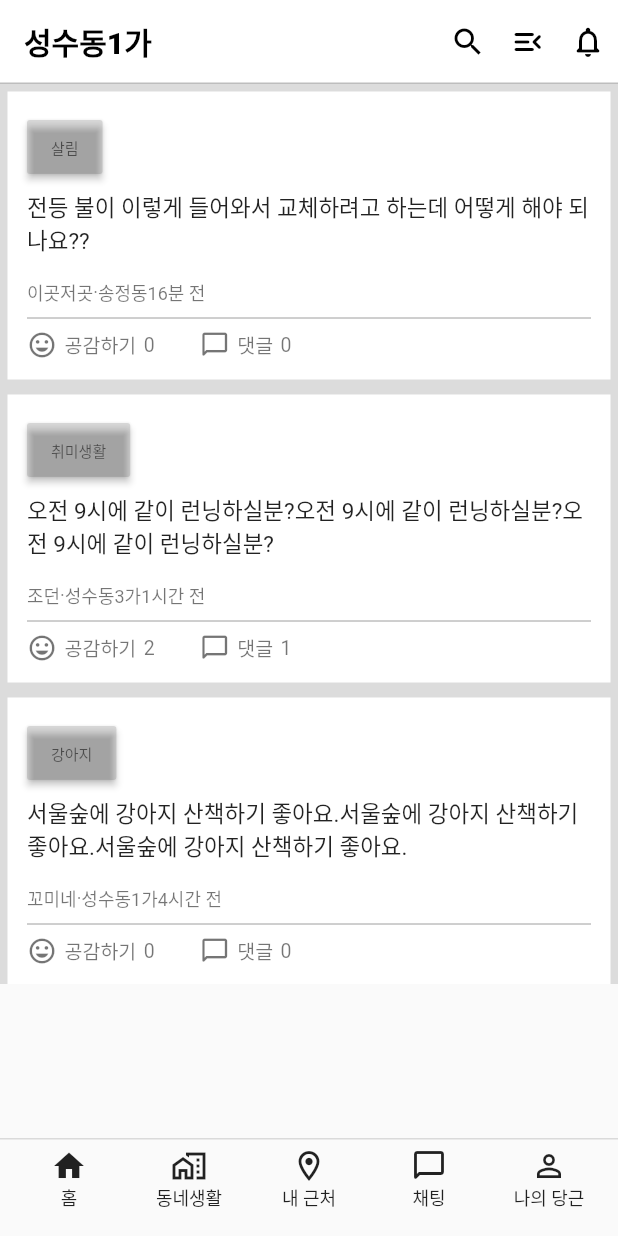
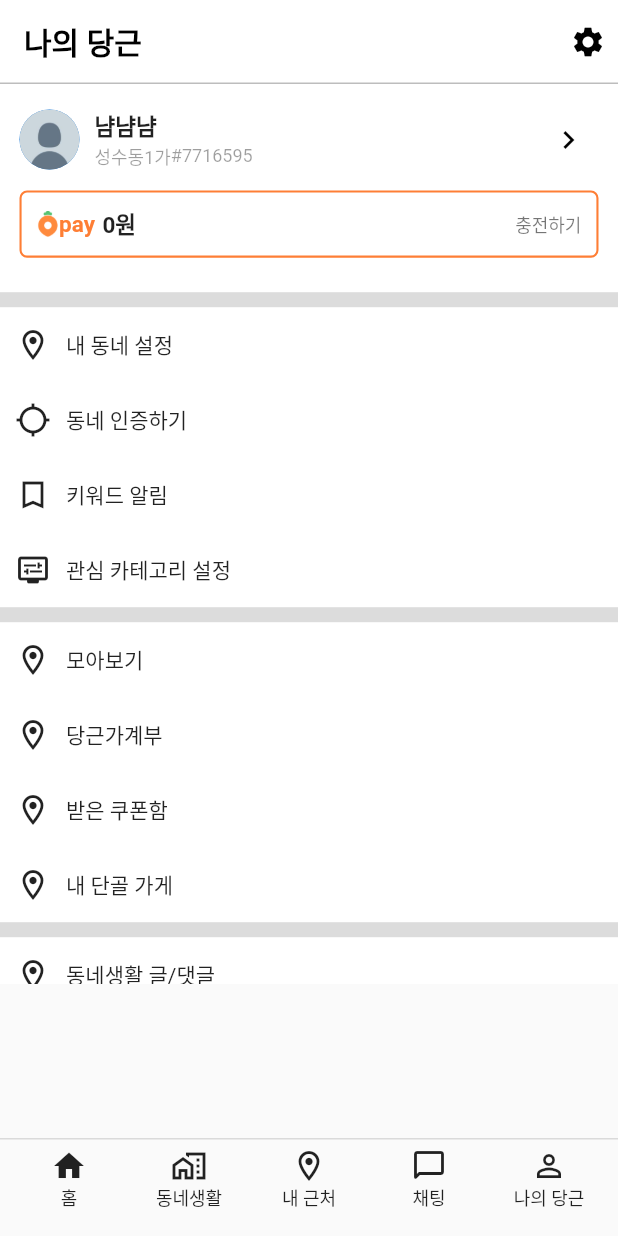
Before and after one commit to hunnypooh/carrot-market-clone, a Flutter app: the screen it shows after launch, on a phone screen of 412 x 824 dp. Run offline on Flutter 3.47's test engine with Material 2 defaults, Android fonts, the phone set to English and light mode, and no system bars.

Commit message:
채팅, 나의당근 대략 완성

```diff
--- /dev/null
+++ b/lib/models/chat_item.dart
@@ -0,0 +1,17 @@
+class ChatItem {
+  String profileImagePath;
+  String name;
+  String location;
+  String time;
+  String itemImagePath;
+  String messageLatest;
+
+  ChatItem(
+    this.profileImagePath,
+    this.name,
+    this.location,
+    this.time,
+    this.itemImagePath,
+    this.messageLatest,
+  );
+}
--- /dev/null
+++ b/lib/screen/chat_list_screen.dart
@@ -0,0 +1,144 @@
+import 'package:flutter/material.dart';
+
+import '../models/chat_item.dart';
+import '../widgets/main_navigation_bar.dart';
+
+class ChatListScreen extends StatelessWidget {
+  final List<ChatItem> chatItems = [
+    ChatItem('images/profile1.jpg', '바다', '성수동2가', '1일 전',
+        'images/homeitem1.jpg', '네네'),
+    ChatItem('images/profile2.JPG', '새우깡', '용답동', '3일 전',
+        'images/homeitem2.jpg', '도착했습니다'),
+    ChatItem('images/profile1.jpg', '꼬미네', '성수동3가', '5일 전',
+        'images/homeitem2.jpg', '감사드려요~'),
+    ChatItem('images/profile2.JPG', '코리안조커', '송정동', '1주 전',
+        'images/homeitem1.jpg', '코리안조커님이 이모티콘을 보냈어요.'),
+    ChatItem('images/profile1.jpg', '바다', '성수동2가', '1일 전',
+        'images/homeitem1.jpg', '네네'),
+    ChatItem('images/profile2.JPG', '새우깡', '용답동', '3일 전',
+        'images/homeitem2.jpg', '도착했습니다'),
+    ChatItem('images/profile1.jpg', '꼬미네', '성수동3가', '5일 전',
+        'images/homeitem2.jpg', '감사드려요~'),
+    ChatItem('images/profile2.JPG', '코리안조커', '송정동', '1주 전',
+        'images/homeitem1.jpg', '코리안조커님이 이모티콘을 보냈어요.'),
+    ChatItem('images/profile1.jpg', '바다', '성수동2가', '1일 전',
+        'images/homeitem1.jpg', '네네'),
+    ChatItem('images/profile2.JPG', '새우깡', '용답동', '3일 전',
+        'images/homeitem2.jpg', '도착했습니다'),
+    ChatItem('images/profile1.jpg', '꼬미네', '성수동3가', '5일 전',
+        'images/homeitem2.jpg', '감사드려요~'),
+    ChatItem('images/profile2.JPG', '코리안조커', '송정동', '1주 전',
+        'images/homeitem1.jpg', '코리안조커님이 이모티콘을 보냈어요.'),
+  ];
+
+  @override
+  Widget build(BuildContext context) {
+    return MaterialApp(
+      home: Scaffold(
+        bottomNavigationBar: MainNavigationBar(),
+        appBar: AppBar(
+          backgroundColor: Colors.white,
+          foregroundColor: Colors.black,
+          elevation: 0,
+          shape: Border(
+            bottom: BorderSide(
+              color: Colors.black26,
+            ),
+          ),
+          title: Text(
+            "채팅",
+            style: TextStyle(fontSize: 20, fontWeight: FontWeight.w900),
+          ),
+          actions: <Widget>[
+            IconButton(
+              visualDensity: VisualDensity(horizontal: -3),
+              onPressed: null,
+              icon: const Icon(
+                Icons.scanner,
+                color: Colors.black,
+              ),
+            ),
+            IconButton(
+              visualDensity: VisualDensity(horizontal: -3),
+              onPressed: null,
+              icon: const Icon(
+                Icons.notifications_none_rounded,
+                color: Colors.black,
+              ),
+            ),
+          ],
+        ),
+        body: Container(
+          child: ListView.builder(
+            itemBuilder: (context, index) {
+              return Container(
+                padding: EdgeInsets.all(13),
+                decoration: BoxDecoration(
+                  border: Border(
+                    bottom: BorderSide(
+                      color: Colors.black12,
+                    ),
+                  ),
+                ),
+                child: Row(
+                  children: <Widget>[
+                    CircleAvatar(
+                      backgroundImage:
+                          AssetImage(chatItems[index].profileImagePath),
+                    ),
+                    SizedBox(width: 10),
+                    Column(
+                      crossAxisAlignment: CrossAxisAlignment.start,
+                      children: <Widget>[
+                        Row(
+                          children: [
+                            Text(
+                              chatItems[index].name,
+                              style: TextStyle(
+                                fontSize: 15,
+                                fontWeight: FontWeight.bold,
+                              ),
+                            ),
+                            SizedBox(width: 5),
+                            Text(
+                              chatItems[index].location,
+                              style: TextStyle(
+                                  color: Colors.black38, fontSize: 12),
+                            ),
+                            Text(
+                              ' · ',
+                              style: TextStyle(
+                                  color: Colors.black38, fontSize: 12),
+                            ),
+                            Text(
+                              chatItems[index].time,
+                              style: TextStyle(
+                                  color: Colors.black38, fontSize: 12),
+                            ),
+                          ],
+                        ),
+                        // SizedBox(height: 5),
+                        Text(chatItems[index].messageLatest),
+                      ],
+                    ),
+                    Spacer(),
+                    ClipRRect(
+                      child: Image.asset(
+                        chatItems[index].itemImagePath,
+                        height: 40,
+                        width: 40,
+                        fit: BoxFit.cover,
+                      ),
+                      borderRadius: BorderRadius.all(Radius.circular(10)),
+                    ),
+                  ],
+                ),
+              );
+            },
+            itemCount: chatItems.length,
+          ),
+        ),
+      ),
+    );
+  }
+}
--- /dev/null
+++ b/lib/screen/my_page_screen.dart
@@ -0,0 +1,219 @@
+import 'package:flutter/material.dart';
+
+import '../widgets/main_navigation_bar.dart';
+
+class MyPageScreen extends StatelessWidget {
+  @override
+  Widget build(BuildContext context) {
+    return MaterialApp(
+      home: Scaffold(
+        bottomNavigationBar: MainNavigationBar(),
+        appBar: AppBar(
+          backgroundColor: Colors.white,
+          foregroundColor: Colors.black,
+          elevation: 0,
+          shape: Border(
+            bottom: BorderSide(
+              color: Colors.black26,
+            ),
+          ),
+          title: Text(
+            "나의 당근",
+            style: TextStyle(fontSize: 20, fontWeight: FontWeight.w900),
+          ),
+          actions: <Widget>[
+            IconButton(
+              visualDensity: VisualDensity(horizontal: -3),
+              onPressed: null,
+              icon: const Icon(
+                Icons.settings,
+                color: Colors.black,
+              ),
+            ),
+          ],
+        ),
+        body: Container(
+          height: 600,
+          color: Colors.black12,
+          child: ListView(
+            children: <Widget>[
+              Container(
+                color: Colors.white,
+                padding: EdgeInsets.all(13),
+                child: Column(
+                  children: <Widget>[
+                    Row(
+                      children: [
+                        CircleAvatar(
+                          backgroundImage: AssetImage('images/profile1.jpg'),
+                        ),
+                        SizedBox(width: 10),
+                        Column(
+                          crossAxisAlignment: CrossAxisAlignment.start,
+                          children: [
+                            Text(
+                              "냠냠냠",
+                              style: TextStyle(
+                                fontSize: 15,
+                                fontWeight: FontWeight.bold,
+                              ),
+                            ),
+                            Row(
+                              children: [
+                                Text(
+                                  "성수동1가",
+                                  style: TextStyle(
+                                      color: Colors.black38, fontSize: 12),
+                                ),
+                                Text(
+                                  "#7716595",
+                                  style: TextStyle(
+                                      color: Colors.black38, fontSize: 12),
+                                ),
+                              ],
+                            ),
+                          ],
+                        ),
+                        Spacer(),
+                        IconButton(
+                          visualDensity: VisualDensity(horizontal: -3),
+                          onPressed: null,
+                          icon: const Icon(
+                            Icons.keyboard_arrow_right,
+                            color: Colors.black,
+                          ),
+                        ),
+                      ],
+                    ),
+                    Container(
+                      padding: EdgeInsets.all(10),
+                      margin: EdgeInsets.only(
+                        top: 10,
+                        bottom: 10,
+                      ),
+                      decoration: BoxDecoration(
+                        border: Border.all(
+                          color: Color.fromRGBO(254, 126, 53, 1.0),
+                          width: 1.4,
+                        ),
+                        borderRadius: BorderRadius.all(Radius.circular(5.0)),
+                      ),
+                      child: Row(
+                        children: [
+                          Image(
+                            width: 15,
+                            image: AssetImage(
+                                'images/436px-DaangnMarket_logo.png'),
+                          ),
+                          Text(
+                            "pay",
+                            style: TextStyle(
+                              fontSize: 15,
+                              color: Color.fromRGBO(254, 126, 53, 1.0),
+                              fontWeight: FontWeight.bold,
+                            ),
+                          ),
+                          SizedBox(width: 5),
+                          Text(
+                            "0원",
+                            style: TextStyle(
+                              fontSize: 15,
+                              fontWeight: FontWeight.bold,
+                            ),
+                          ),
+                          Spacer(),
+                          Text(
+                            "충전하기",
+                            style:
+                                TextStyle(fontSize: 12, color: Colors.black54),
+                          )
+                        ],
+                      ),
+                    ),
+                  ],
+                ),
+              ),
+              Padding(padding: EdgeInsets.only(bottom: 10)),
+              Container(
+                color: Colors.white,
+                child: Column(
+                  children: <Widget>[
+                    _MenuRow(Icons.location_on_outlined, "내 동네 설정"),
+                    _MenuRow(Icons.location_searching_outlined, "동네 인증하기"),
+                    _MenuRow(Icons.bookmark_outline_sharp, "키워드 알림"),
+                    _MenuRow(Icons.display_settings_rounded, "관심 카테고리 설정"),
+                  ],
+                ),
+              ),
+              Padding(padding: EdgeInsets.only(bottom: 10)),
+              Container(
+                color: Colors.white,
+                child: Column(
+                  children: <Widget>[
+                    _MenuRow(Icons.location_on_outlined, "모아보기"),
+                    _MenuRow(Icons.location_on_outlined, "당근가계부"),
+                    _MenuRow(Icons.location_on_outlined, "받은 쿠폰함"),
+                    _MenuRow(Icons.location_on_outlined, "내 단골 가게"),
+                  ],
+                ),
+              ),
+              Padding(padding: EdgeInsets.only(bottom: 10)),
+              Container(
+                color: Colors.white,
+                child: Column(
+                  children: <Widget>[
+                    _MenuRow(Icons.location_on_outlined, "동네생활 글/댓글"),
+                    _MenuRow(Icons.location_on_outlined, "동네 가게 후기"),
+                  ],
+                ),
+              ),
+              Padding(padding: EdgeInsets.only(bottom: 10)),
+              Container(
+                color: Colors.white,
+                child: Column(
+                  children: <Widget>[
+                    _MenuRow(Icons.location_on_outlined, "비즈프로필 만들기"),
+                    _MenuRow(Icons.location_on_outlined, "동네홍보 글"),
+                    _MenuRow(Icons.location_on_outlined, "지역광고"),
+                  ],
+                ),
+              ),
+              Padding(padding: EdgeInsets.only(bottom: 10)),
+              Container(
+                color: Colors.white,
+                child: Column(
+                  children: <Widget>[
+                    _MenuRow(Icons.location_on_outlined, "친구초대"),
+                    _MenuRow(Icons.location_on_outlined, "공지사항"),
+                    _MenuRow(Icons.location_on_outlined, "자주 묻는 질문"),
+                    _MenuRow(Icons.location_on_outlined, "앱 설정"),
+                  ],
+                ),
+              ),
+            ],
+          ),
+        ),
+      ),
+    );
+  }
+}
+
+class _MenuRow extends StatelessWidget {
+  final IconData icon;
+  final String text;
+
+  _MenuRow(this.icon, this.text);
+
+  @override
+  Widget build(BuildContext context) {
+    return Container(
+      height: 50,
+      padding: EdgeInsets.all(10),
+      child: Row(children: [
+        Icon(icon),
+        SizedBox(width: 10),
+        Text(text),
+      ]),
+    );
+  }
+}
--- a/lib/screen/town_life.dart
+++ b/lib/screen/town_life_screen.dart
@@ -101,10 +101,13 @@
                 child: Column(
                   crossAxisAlignment: CrossAxisAlignment.start,
                   children: <Widget>[
-                    ButtonTheme(
-                      minWidth: 9,
-                      buttonColor: Colors.black12,
-                      child: RaisedButton(
+                    SizedBox(
+                      height: 20,
+                      child: ElevatedButton(
+                        style: ElevatedButton.styleFrom(
+                          padding: EdgeInsets.all(0),
+                          primary: Color.fromRGBO(255, 255, 255, 0.1),
+                        ),
                         child: Text(
                           posts[index].tag,
                           style: TextStyle(
@@ -123,26 +126,19 @@
                     SizedBox(height: 15),
                     Row(
                       children: <Widget>[
-                        Row(
-                          mainAxisAlignment: MainAxisAlignment.end,
-                          children: <Widget>[
                         Text(
                           posts[index].user,
-                              style: TextStyle(
-                                  color: Colors.black54, fontSize: 12),
+                          style: TextStyle(color: Colors.black54, fontSize: 12),
                         ),
                         Text(
                           '·',
-                              style: TextStyle(
-                                  color: Colors.black54, fontSize: 12),
+                          style: TextStyle(color: Colors.black54, fontSize: 12),
                         ),
                         Text(
                           posts[index].location,
-                              style: TextStyle(
-                                  color: Colors.black54, fontSize: 12),
+                          style: TextStyle(color: Colors.black54, fontSize: 12),
                         ),
-                          ],
-                        ),
+                        Spacer(),
                         Text(
                           posts[index].time,
                           style: TextStyle(color: Colors.black54, fontSize: 12),
@@ -150,7 +146,7 @@
                       ],
                     ),
                     Divider(
-                      color: Colors.black38,
+                      color: Colors.red,
                     ),
                     Row(
                       children: [
```
Also changed, not shown: lib/main.dart (+7 -4 lines), lib/models/home_item.dart (+8 -2 lines), lib/widgets/homeItemContainer.dart (renamed from lib/homeItemContainer.dart, +4 -3 lines), images/profile1.jpg (added), images/profile2.JPG (added). Lines whose indentation alone changed are shown as unchanged.
